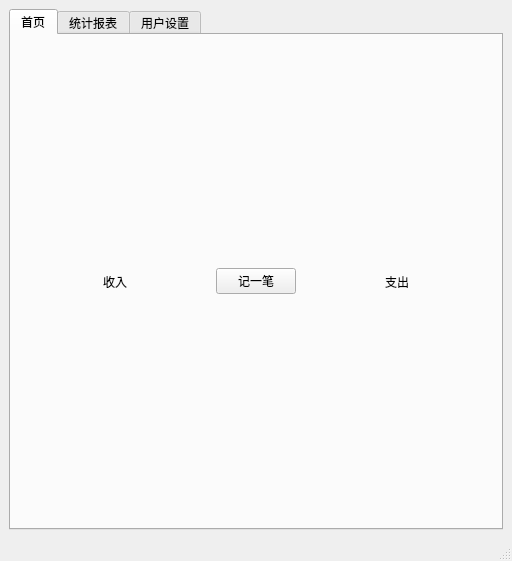
Old version of the form UI/mainWindow.ui in the repository 15071081427/-.
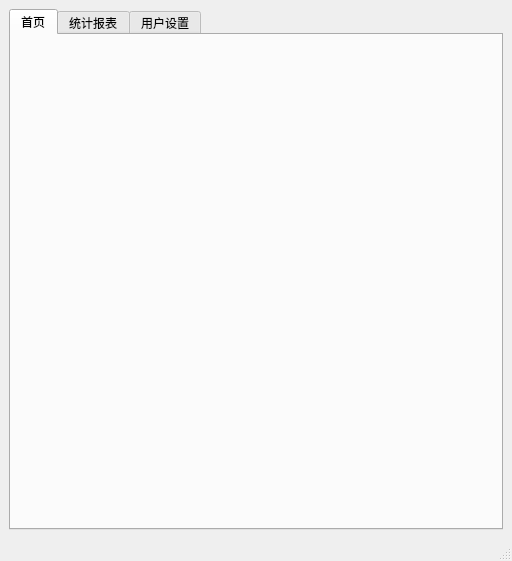
New version of the form. The open tabs and pages were chosen to show the change.

```diff
--- a/UI/mainWindow.ui
+++ b/UI/mainWindow.ui
@@ -72,88 +72,7 @@
        <attribute name="title">
         <string>首页</string>
        </attribute>
-       <layout class="QVBoxLayout" name="homePageLayout" stretch="1,5">
-        <item>
-         <layout class="QHBoxLayout" name="titleLayout">
-          <item>
-           <spacer name="horizontalSpacer">
-            <property name="orientation">
-             <enum>Qt::Horizontal</enum>
-            </property>
-            <property name="sizeHint" stdset="0">
-             <size>
-              <width>68</width>
-              <height>60</height>
-             </size>
-            </property>
-           </spacer>
-          </item>
-          <item>
-           <widget class="QLabel" name="label_income">
-            <property name="text">
-             <string>收入</string>
-            </property>
-           </widget>
-          </item>
-          <item>
-           <spacer name="horizontalSpacer_3">
-            <property name="orientation">
-             <enum>Qt::Horizontal</enum>
-            </property>
-            <property name="sizeHint" stdset="0">
-             <size>
-              <width>69</width>
-              <height>60</height>
-             </size>
-            </property>
-           </spacer>
-          </item>
-          <item>
-           <widget class="QPushButton" name="pushButton_account">
-            <property name="text">
-             <string>记一笔</string>
-            </property>
-           </widget>
-          </item>
-          <item>
-           <spacer name="horizontalSpacer_2">
-            <property name="orientation">
-             <enum>Qt::Horizontal</enum>
-            </property>
-            <property name="sizeHint" stdset="0">
-             <size>
-              <width>68</width>
-              <height>60</height>
-             </size>
-            </property>
-           </spacer>
-          </item>
-          <item>
-           <widget class="QLabel" name="label_expense">
-            <property name="text">
-             <string>支出</string>
-            </property>
-           </widget>
-          </item>
-          <item>
-           <spacer name="horizontalSpacer_4">
-            <property name="orientation">
-             <enum>Qt::Horizontal</enum>
-            </property>
-            <property name="sizeHint" stdset="0">
-             <size>
-              <width>69</width>
-              <height>60</height>
-             </size>
-            </property>
-           </spacer>
-          </item>
-         </layout>
-        </item>
-        <item>
-         <layout class="QVBoxLayout" name="timeAxisLayout"/>
-        </item>
-       </layout>
+       <layout class="QVBoxLayout" name="homePageLayout"/>
       </widget>
       <widget class="QWidget" name="tab_statistics">
        <attribute name="title">
```
Left out of the diff: 2 changed lines with no effect on the pictures.
